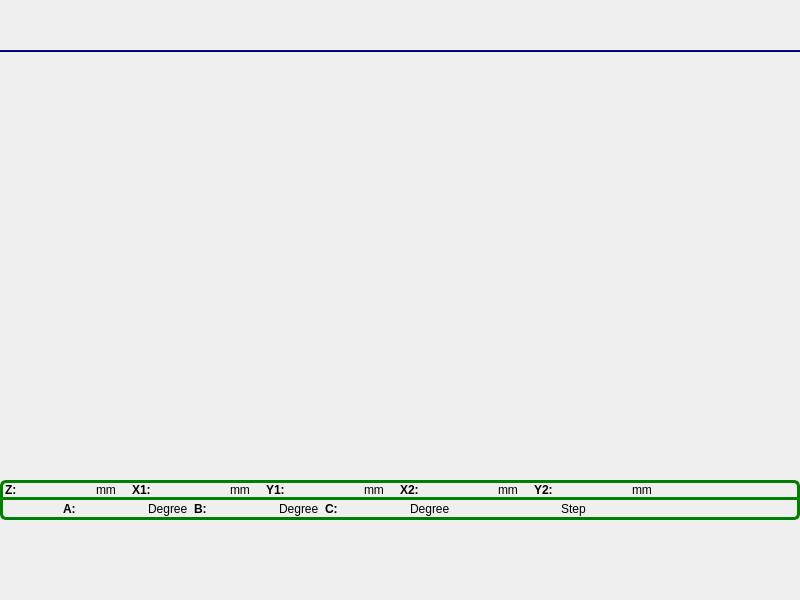
Above: mainframe.ui from dongdong-2009/3-5AxisRobot before the change. Below: the same form after it.
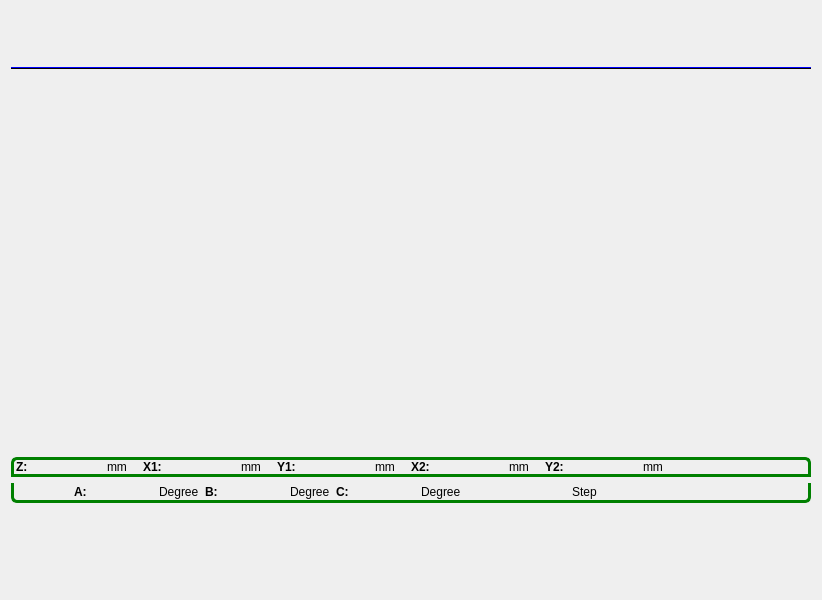
That is the form after the change. Custom widgets are drawn as their Qt base class.

What changed in the file:
```diff
--- a/mainframe.ui
+++ b/mainframe.ui
@@ -27,23 +27,8 @@
 }
 </string>
   </property>
-  <layout class="QVBoxLayout" name="verticalLayout">
-   <property name="spacing">
-    <number>0</number>
-   </property>
-   <property name="leftMargin">
-    <number>0</number>
-   </property>
-   <property name="topMargin">
-    <number>0</number>
-   </property>
-   <property name="rightMargin">
-    <number>0</number>
-   </property>
-   <property name="bottomMargin">
-    <number>0</number>
-   </property>
-   <item>
+  <layout class="QGridLayout" name="gridLayout">
+   <item row="0" column="0">
     <layout class="QHBoxLayout" name="horizontalLayout_2">
      <item>
       <widget class="ICSystemStatusFrame" name="systemStatusFrame">
@@ -73,7 +58,7 @@
      </item>
     </layout>
    </item>
-   <item>
+   <item row="1" column="0">
     <widget class="Line" name="line">
      <property name="sizePolicy">
       <sizepolicy hsizetype="Expanding" vsizetype="Preferred">
@@ -110,7 +95,7 @@
      </property>
     </widget>
    </item>
-   <item>
+   <item row="2" column="0">
     <widget class="QFrame" name="centerPageFrame">
      <property name="sizePolicy">
       <sizepolicy hsizetype="Preferred" vsizetype="Expanding">
@@ -142,7 +127,7 @@
      </property>
     </widget>
    </item>
-   <item>
+   <item row="4" column="0">
     <widget class="QFrame" name="axisRunStatus1">
      <property name="maximumSize">
       <size>
@@ -421,7 +406,7 @@
      </layout>
     </widget>
    </item>
-   <item>
+   <item row="5" column="0">
     <widget class="QFrame" name="axisRunStatus2">
      <property name="maximumSize">
       <size>
@@ -674,7 +659,7 @@
      </layout>
     </widget>
    </item>
-   <item>
+   <item row="6" column="0">
     <layout class="QHBoxLayout" name="categoryButtonLayout">
      <property name="spacing">
       <number>10</number>
```
Left out of the diff: 2 changed lines with no effect on the pictures.
